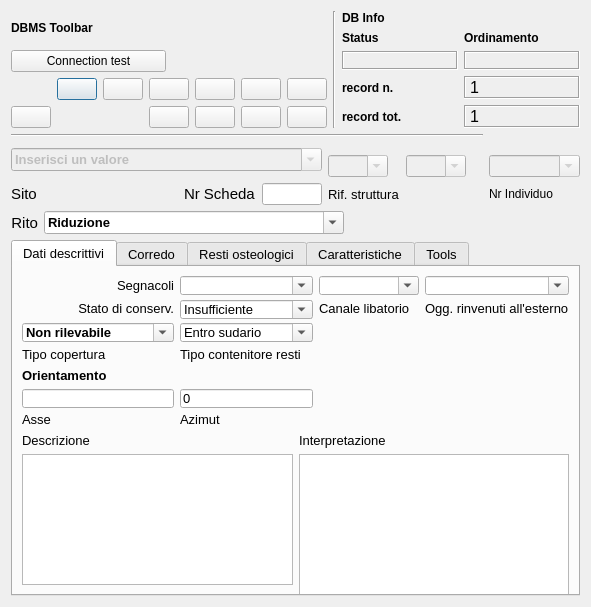
Above: pyarchinit_dev20130710/modules/gui/pyarchinit_Tafonomia_ui.ui from pyarchinit/pyarchinit_218 before the change. Below: the same form after it.
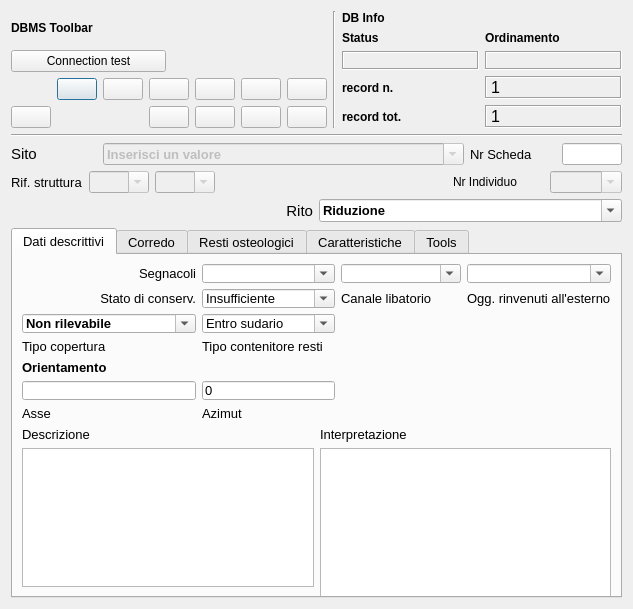
That is the form after the change. Icons and pictures are not drawn.

```diff
--- a/pyarchinit_dev20130710/modules/gui/pyarchinit_Tafonomia_ui.ui
+++ b/pyarchinit_dev20130710/modules/gui/pyarchinit_Tafonomia_ui.ui
@@ -6,8 +6,8 @@
    <rect>
     <x>0</x>
     <y>0</y>
-    <width>591</width>
-    <height>607</height>
+    <width>633</width>
+    <height>609</height>
    </rect>
   </property>
   <property name="minimumSize">
@@ -23,8 +23,8 @@
    <iconset resource="resources.qrc">
     <normaloff>:/images/iconGrave.png</normaloff>:/images/iconGrave.png</iconset>
   </property>
-  <layout class="QGridLayout" name="gridLayout_20">
-   <item row="0" column="0" colspan="8">
+  <layout class="QGridLayout" name="gridLayout">
+   <item row="0" column="0" colspan="2">
     <layout class="QHBoxLayout" name="horizontalLayout_3">
      <item>
       <layout class="QGridLayout" name="gridLayout_7">
@@ -486,7 +486,7 @@
      </item>
     </layout>
    </item>
-   <item row="1" column="0" colspan="7">
+   <item row="1" column="0" colspan="2">
     <widget class="Line" name="line_8">
      <property name="font">
       <font>
@@ -499,14 +499,28 @@
      </property>
     </widget>
    </item>
-   <item row="2" column="0" rowspan="3" colspan="4">
+   <item row="2" column="0" colspan="2">
+    <layout class="QHBoxLayout" name="horizontalLayout">
+     <item>
+      <widget class="QLabel" name="label">
+       <property name="font">
+        <font>
+         <pointsize>11</pointsize>
+        </font>
+       </property>
+       <property name="text">
+        <string>Sito </string>
+       </property>
+      </widget>
+     </item>
+     <item>
     <widget class="QComboBox" name="comboBox_sito">
      <property name="enabled">
       <bool>false</bool>
      </property>
      <property name="minimumSize">
       <size>
-       <width>0</width>
+         <width>361</width>
        <height>22</height>
       </size>
      </property>
@@ -536,80 +550,12 @@
      </item>
     </widget>
    </item>
-   <item row="4" column="4">
-    <widget class="QComboBox" name="comboBox_sigla_struttura">
-     <property name="enabled">
-      <bool>false</bool>
-     </property>
-     <property name="minimumSize">
-      <size>
-       <width>60</width>
-       <height>0</height>
-      </size>
-     </property>
-     <property name="maximumSize">
-      <size>
-       <width>60</width>
-       <height>22</height>
-      </size>
-     </property>
-     <property name="editable">
-      <bool>true</bool>
-     </property>
-    </widget>
-   </item>
-   <item row="4" column="7">
-    <widget class="QComboBox" name="comboBox_nr_individuo">
-     <property name="enabled">
-      <bool>false</bool>
-     </property>
-     <property name="minimumSize">
-      <size>
-       <width>0</width>
-       <height>22</height>
-      </size>
-     </property>
-     <property name="maximumSize">
-      <size>
-       <width>16777215</width>
-       <height>22</height>
-      </size>
-     </property>
-     <property name="editable">
-      <bool>true</bool>
-     </property>
-    </widget>
-   </item>
-   <item row="5" column="0">
-    <widget class="QLabel" name="label">
-     <property name="font">
-      <font>
-       <pointsize>11</pointsize>
-      </font>
-     </property>
-     <property name="text">
-      <string>Sito </string>
-     </property>
-    </widget>
-   </item>
-   <item row="5" column="1">
-    <spacer name="horizontalSpacer_3">
-     <property name="orientation">
-      <enum>Qt::Horizontal</enum>
-     </property>
-     <property name="sizeHint" stdset="0">
-      <size>
-       <width>213</width>
-       <height>17</height>
-      </size>
-     </property>
-    </spacer>
-   </item>
-   <item row="5" column="2">
+     <item>
     <widget class="QLabel" name="label_2">
      <property name="font">
       <font>
-       <pointsize>11</pointsize>
+         <pointsize>10</pointsize>
+         <kerning>false</kerning>
       </font>
      </property>
      <property name="text">
@@ -617,7 +563,7 @@
      </property>
     </widget>
    </item>
-   <item row="5" column="3">
+     <item>
     <widget class="QLineEdit" name="lineEdit_nr_scheda">
      <property name="minimumSize">
       <size>
@@ -633,7 +579,11 @@
      </property>
     </widget>
    </item>
-   <item row="5" column="4">
+    </layout>
+   </item>
+   <item row="3" column="0" colspan="2">
+    <layout class="QHBoxLayout" name="horizontalLayout_5">
+     <item>
     <widget class="QLabel" name="label_32">
      <property name="font">
       <font>
@@ -645,20 +595,69 @@
      </property>
     </widget>
    </item>
-   <item row="5" column="6">
-    <spacer name="horizontalSpacer_5">
+     <item>
+      <widget class="QComboBox" name="comboBox_sigla_struttura">
+       <property name="enabled">
+        <bool>false</bool>
+       </property>
+       <property name="minimumSize">
+        <size>
+         <width>60</width>
+         <height>0</height>
+        </size>
+       </property>
+       <property name="maximumSize">
+        <size>
+         <width>60</width>
+         <height>22</height>
+        </size>
+       </property>
+       <property name="editable">
+        <bool>true</bool>
+       </property>
+      </widget>
+     </item>
+     <item>
+      <widget class="QComboBox" name="comboBox_nr_struttura">
+       <property name="enabled">
+        <bool>false</bool>
+       </property>
+       <property name="minimumSize">
+        <size>
+         <width>60</width>
+         <height>0</height>
+        </size>
+       </property>
+       <property name="maximumSize">
+        <size>
+         <width>60</width>
+         <height>22</height>
+        </size>
+       </property>
+       <property name="font">
+        <font>
+         <pointsize>10</pointsize>
+        </font>
+       </property>
+       <property name="editable">
+        <bool>true</bool>
+       </property>
+      </widget>
+     </item>
+     <item>
+      <spacer name="horizontalSpacer">
      <property name="orientation">
       <enum>Qt::Horizontal</enum>
      </property>
      <property name="sizeHint" stdset="0">
       <size>
-       <width>81</width>
+         <width>178</width>
        <height>20</height>
       </size>
      </property>
     </spacer>
    </item>
-   <item row="5" column="7">
+     <item>
     <widget class="QLabel" name="label_19">
      <property name="font">
       <font>
@@ -670,9 +669,31 @@
      </property>
     </widget>
    </item>
-   <item row="6" column="0" colspan="4">
-    <layout class="QHBoxLayout" name="horizontalLayout_4">
      <item>
+      <widget class="QComboBox" name="comboBox_nr_individuo">
+       <property name="enabled">
+        <bool>false</bool>
+       </property>
+       <property name="minimumSize">
+        <size>
+         <width>0</width>
+         <height>22</height>
+        </size>
+       </property>
+       <property name="maximumSize">
+        <size>
+         <width>16777215</width>
+         <height>22</height>
+        </size>
+       </property>
+       <property name="editable">
+        <bool>true</bool>
+       </property>
+      </widget>
+     </item>
+    </layout>
+   </item>
+   <item row="4" column="0">
       <widget class="QLabel" name="label_18">
        <property name="font">
         <font>
@@ -687,7 +708,7 @@
        </property>
       </widget>
      </item>
-     <item>
+   <item row="4" column="1">
       <widget class="QComboBox" name="comboBox_rito">
        <property name="minimumSize">
         <size>
@@ -732,22 +753,7 @@
        </item>
       </widget>
      </item>
-     <item>
-      <spacer name="horizontalSpacer_7">
-       <property name="orientation">
-        <enum>Qt::Horizontal</enum>
-       </property>
-       <property name="sizeHint" stdset="0">
-        <size>
-         <width>40</width>
-         <height>20</height>
-        </size>
-       </property>
-      </spacer>
-     </item>
-    </layout>
-   </item>
-   <item row="7" column="0" colspan="8">
+   <item row="5" column="0" colspan="2">
     <layout class="QGridLayout" name="gridLayout_6">
      <item row="0" column="0">
       <widget class="QTabWidget" name="tabWidget">
@@ -2227,33 +2233,6 @@
      </item>
     </layout>
    </item>
-   <item row="4" column="5">
-    <widget class="QComboBox" name="comboBox_nr_struttura">
-     <property name="enabled">
-      <bool>false</bool>
-     </property>
-     <property name="minimumSize">
-      <size>
-       <width>60</width>
-       <height>0</height>
-      </size>
-     </property>
-     <property name="maximumSize">
-      <size>
-       <width>60</width>
-       <height>22</height>
-      </size>
-     </property>
-     <property name="font">
-      <font>
-       <pointsize>10</pointsize>
-      </font>
-     </property>
-     <property name="editable">
-      <bool>true</bool>
-     </property>
-    </widget>
-   </item>
   </layout>
  </widget>
  <resources>
```
Lines whose indentation alone changed are shown as unchanged.
